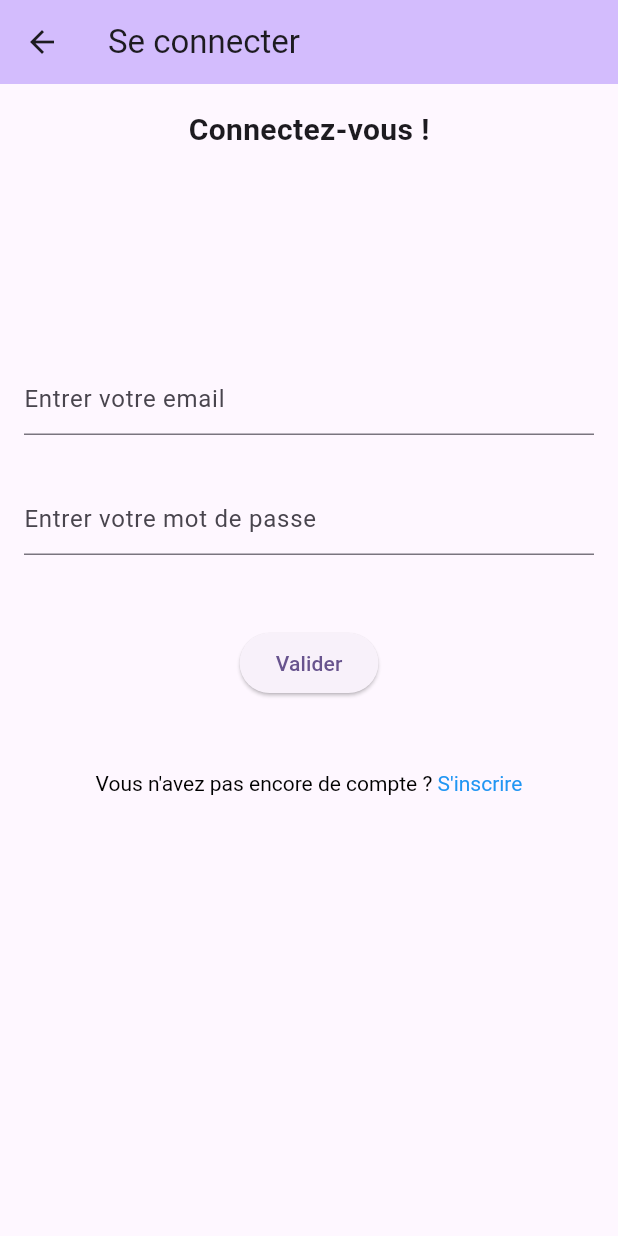
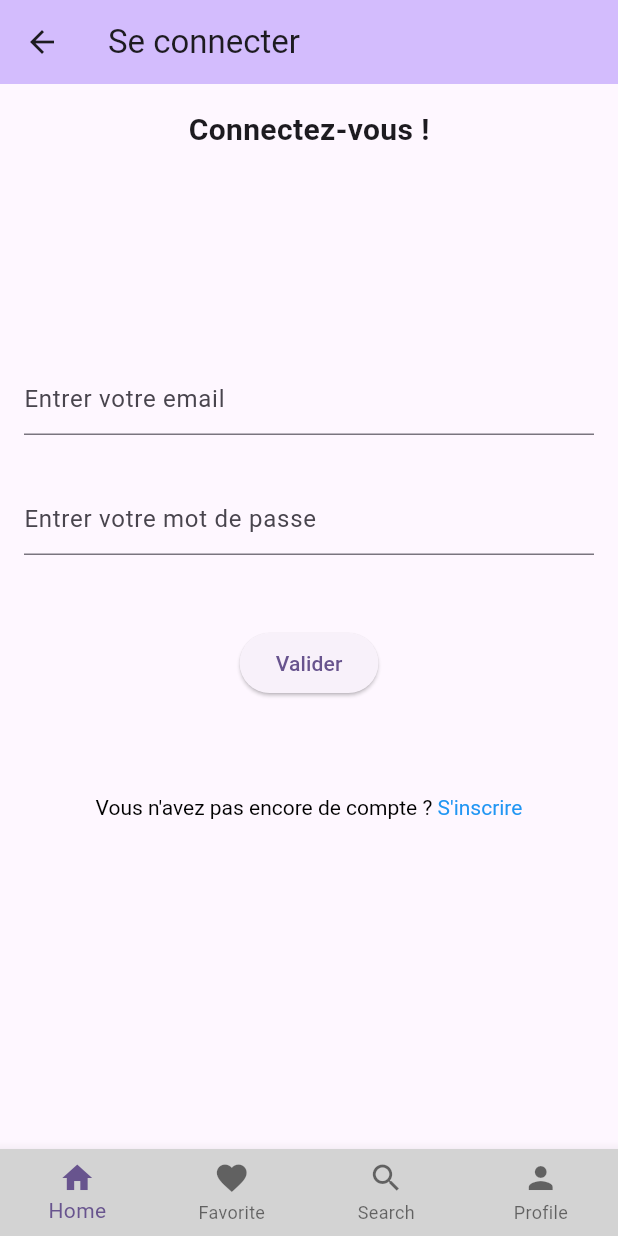
Before and after one commit to Kevin4815/Appli_music, a Flutter app: the screen it shows after launch, after a tap on "Valider", on a phone screen of 412 x 824 dp. Run offline on Flutter 3.47's test engine with Material 3 defaults, Android fonts, the phone set to English and light mode, and no system bars; our stand-ins replace firebase_auth, firebase_core; accounts and stored records are empty; network calls fail.

Commit message:
firebase register + login

```diff
--- a/appli_music/lib/Auth/login.dart
+++ b/appli_music/lib/Auth/login.dart
@@ -1,5 +1,9 @@
+import 'package:appli_music/Auth/register.dart';
 import 'package:flutter/gestures.dart';
 import 'package:flutter/material.dart';
+import 'package:firebase_auth/firebase_auth.dart';
+//import 'package:fluttertoast/fluttertoast.dart';
+
 
 class LoginPage extends StatefulWidget {
   const LoginPage({super.key, required this.title});
@@ -7,18 +11,27 @@ class LoginPage extends StatefulWidget {
   final String title;
 
   @override
-  State<LoginPage> createState() => _LoginPageState();
+  State<LoginPage> createState() => _LoginPage();
 }
 
-class _LoginPageState extends State<LoginPage> {
+class _LoginPage extends State<LoginPage> {
 
   final _emailController = TextEditingController();
   final _passwordController = TextEditingController();
+  final _confirmPasswordController = TextEditingController();
+
+  int _selectedIndex = 0;
+
+  final List<Widget> _screens = [
+    const LoginPage(title: 'Login'),
+    const RegisterPage(title: 'Register')
+  ];
 
   @override
   void dispose() {
     // Clean up the controller when the widget is disposed.
     _emailController.dispose();
+    _confirmPasswordController.dispose();
     _passwordController.dispose();
     super.dispose();
   }
@@ -75,20 +88,22 @@ class _LoginPageState extends State<LoginPage> {
           ),
            Container(
             padding: const EdgeInsets.all(16.0),
-          child:  const Padding(
-            padding: EdgeInsets.symmetric(vertical: 16.0),
+            child:  Padding(
+              padding: const EdgeInsets.symmetric(vertical: 16.0),
               child: ElevatedButton(
-              onPressed: signUp,
-              child: Text('Valider'),
+                onPressed: singIn,
+                child: const Text('Valider'),
               ),
             ),
            ),
             Container(
             padding: const EdgeInsets.all(16.0),
-            child:  RichText(
+            child:  Padding(
+              padding: const EdgeInsets.symmetric(vertical: 16.0),
+                child: RichText(
                   text: TextSpan(children: [
                     const TextSpan(
-                  text: "Vous n'avez pas encore de compte ? ",
+                      text:  "Vous n'avez pas encore de compte ? ",
                       style: TextStyle(
                         color: Colors.black,
                       ),
@@ -103,6 +118,7 @@ class _LoginPageState extends State<LoginPage> {
                             Navigator.pushNamed(context, '/register');
                           }),
                   ]),
+                ),
               ),
             ),
       ]
@@ -124,10 +140,78 @@ class _LoginPageState extends State<LoginPage> {
           ],
         ),
       ),
+      bottomNavigationBar: BottomNavigationBar(
+        backgroundColor: const Color.fromARGB(255, 211, 211, 211),
+        // Plus de 3 éléments
+        type: BottomNavigationBarType.fixed,
+        items: const <BottomNavigationBarItem>[
+          BottomNavigationBarItem(
+            icon: Icon(Icons.home),
+            label: 'Home',
+          ),
+          BottomNavigationBarItem(
+            icon: Icon(Icons.favorite),
+            label: 'Favorite',
+          ),
+          BottomNavigationBarItem(
+            icon: Icon(Icons.search),
+            label: 'Search',
+          ),
+          BottomNavigationBarItem(
+            icon: Icon(Icons.person),
+            label: 'Profile',
+          ),
+
+        ],
+        currentIndex: _selectedIndex,
+        onTap: _onItemTapped,
+      ),
+    );
+  }
+
+  void _onItemTapped(int index) {
+  setState(() {
+    _selectedIndex = index;
+  });
+}
+
+
+  void singIn() async {
+    String email = _emailController.text;
+    String password = _passwordController.text;
+    try {
+
+        await FirebaseAuth.instance.signInWithEmailAndPassword(
+          email: email,
+          password: password,
+        );
+
+       print('Connexion réussie ******************************************** !');
+
+    } on FirebaseAuthException catch (e) {
+
+      if(e.code == 'invalid-email'){
+        print("L'email n'est pas au bon format");
+      }
+      else if(e.code == 'invalid-credential'){
+        print('Email ou mot de passe incorrect. ********************************');
+      }
+      else{
+        print("Veuillez entrer votre email et votre mot de passe");
+      }
+    } catch (e) {
+      print(e);
+    }
+  }
+
+
+    void _showToast(BuildContext context) {
+    final scaffold = ScaffoldMessenger.of(context);
+    scaffold.showSnackBar(
+      SnackBar(
+        content: const Text('Les mots de passe ne correspondent pas'),
+        action: SnackBarAction(label: '', onPressed: scaffold.hideCurrentSnackBar),
+      ),
     );
   }
 }
-
-void signUp(){
-
-}
--- a/appli_music/pubspec.yaml
+++ b/appli_music/pubspec.yaml
@@ -37,6 +37,7 @@ dependencies:
   cupertino_icons: ^1.0.2
   firebase_auth: ^4.15.3
   firebase_core: ^2.24.2
+  fluttertoast: ^8.2.4
 
 dev_dependencies:
   flutter_test:
```
Also changed, not shown: appli_music/lib/Auth/Firebase/firebas_auth.dart (+21 -21 lines), appli_music/lib/Auth/register.dart (+22 -4 lines), appli_music/pubspec.lock, 1 other file. Lines whose indentation alone changed are shown as unchanged.
